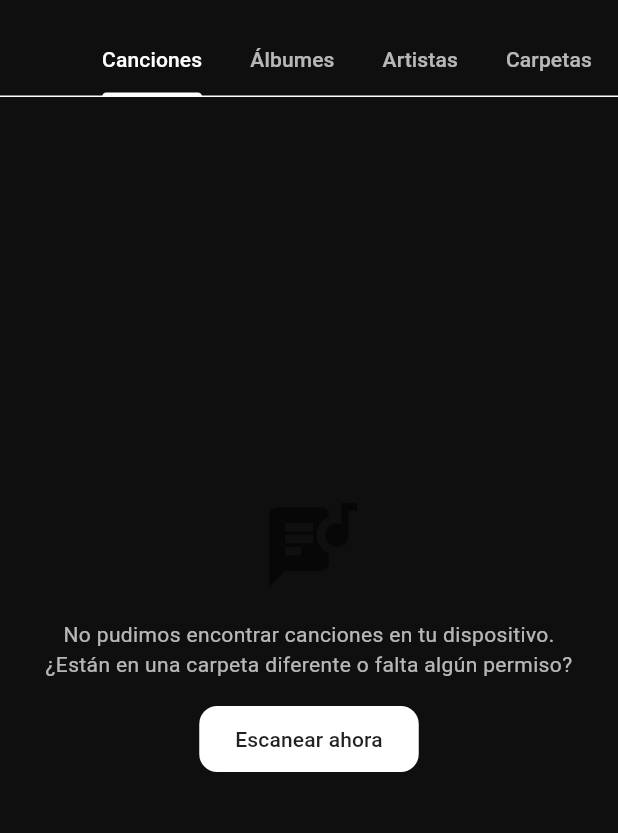
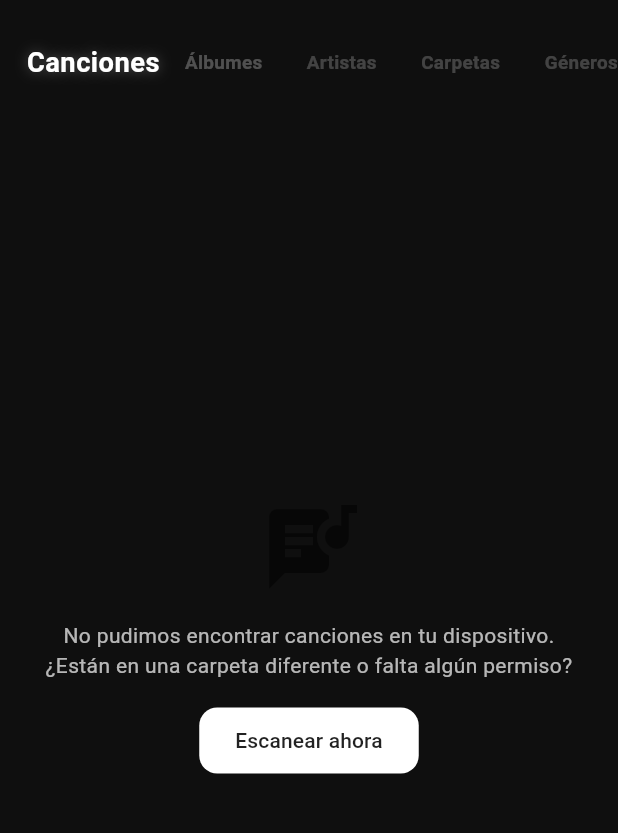
Before and after one commit to leoramzmusic/remuh, a Flutter app: the screen it shows after launch, in the side drawer, after a tap on "Biblioteca", on a phone screen of 412 x 824 dp, the part 59-892 px from its top. Run offline on Flutter 3.47's test engine with Material 3 defaults, Android fonts, the phone set to English and light mode, and no system bars; our stand-ins replace audio_service, auto_size_text, device_info_plus, flutter_cache_manager, flutter_riverpod, image_picker and 8 more; missing offline and left inert: audio_session, flutter_web_auth_2, sqflite_platform_interface; accounts and stored records are empty; statements that could not run were skipped.

Commit message:
feat: introduce library screen with track sorting, view toggles, and initial Spotify integration.

```diff
--- a/lib/presentation/providers/library_helpers.dart
+++ b/lib/presentation/providers/library_helpers.dart
@@ -1,4 +1,5 @@
 import 'package:flutter_riverpod/flutter_riverpod.dart';
+import 'package:shared_preferences/shared_preferences.dart';
 import '../../domain/entities/track.dart';
 import 'library_view_model.dart';
 
@@ -26,10 +27,37 @@ enum SortOption {
   mostPlayed,
 }
 
-/// Provider for sort option
-final sortOptionProvider = StateProvider<SortOption>(
-  (ref) => SortOption.nameAz,
-);
+/// Provider for sort option with persistence
+final sortOptionProvider =
+    StateNotifierProvider<SortOptionNotifier, SortOption>((ref) {
+      return SortOptionNotifier();
+    });
+
+class SortOptionNotifier extends StateNotifier<SortOption> {
+  static const String _keySortOption = 'library_sort_option';
+
+  SortOptionNotifier() : super(SortOption.nameAz) {
+    _loadSortOption();
+  }
+
+  Future<void> _loadSortOption() async {
+    try {
+      final prefs = await SharedPreferences.getInstance();
+      final index = prefs.getInt(_keySortOption);
+      if (index != null && index < SortOption.values.length) {
+        state = SortOption.values[index];
+      }
+    } catch (e) {
+      // Fallback to default
+    }
+  }
+
+  Future<void> setSortOption(SortOption option) async {
+    state = option;
+    final prefs = await SharedPreferences.getInstance();
+    await prefs.setInt(_keySortOption, option.index);
+  }
+}
 
 /// Provider for layout toggle (list vs grid)
 final isGridViewProvider = StateProvider<bool>((ref) => false);
--- a/lib/presentation/providers/playlists_provider.dart
+++ b/lib/presentation/providers/playlists_provider.dart
@@ -290,10 +290,10 @@ class PlaylistsNotifier extends StateNotifier<AsyncValue<List<Playlist>>> {
     }
 
     // B. Individual Exported Playlists
-    for (var sPlaylist in spotifyState.playlists) {
-      final pName = sPlaylist['name'] as String;
-      final imageUrl =
-          (sPlaylist['images'] as List?)?.firstOrNull?['url'] as String?;
+    // B. Individual Exported Playlists
+    for (var sPlaylist in spotifyState.userPlaylists) {
+      final pName = sPlaylist.name;
+      final imageUrl = sPlaylist.coverUrl;
 
       // Count tracks for this specific playlist in our local spotify_tracks db
       final pTracks = allSpotifyTracks.where((t) => t.playlistName == pName);
--- a/lib/presentation/screens/library_screen.dart
+++ b/lib/presentation/screens/library_screen.dart
@@ -8,6 +8,7 @@ import '../providers/playlists_provider.dart';
 import '../widgets/track_artwork.dart';
 import '../widgets/library/folders_view.dart';
 import '../widgets/library/genres_view.dart';
+import '../widgets/spotify_view.dart';
 import '../../domain/entities/playlist.dart';
 import '../providers/customization_provider.dart';
 import '../../core/theme/icon_sets.dart';
@@ -15,13 +16,43 @@ import 'entity_detail_screen.dart';
 import 'player_screen.dart';
 import '../widgets/app_sidebar.dart';
 import '../widgets/track_contextual_menu.dart';
+import '../widgets/marquee_text.dart';
 import '../delegates/library_search_delegate.dart';
+import '../widgets/library/magnifying_tab_bar.dart';
 
-class LibraryScreen extends ConsumerWidget {
+class LibraryScreen extends ConsumerStatefulWidget {
   const LibraryScreen({super.key});
 
   @override
-  Widget build(BuildContext context, WidgetRef ref) {
+  ConsumerState<LibraryScreen> createState() => _LibraryScreenState();
+}
+
+class _LibraryScreenState extends ConsumerState<LibraryScreen>
+    with SingleTickerProviderStateMixin {
+  late TabController _tabController;
+  final List<String> _tabs = [
+    'Canciones',
+    'Álbumes',
+    'Artistas',
+    'Carpetas',
+    'Géneros',
+    'Spotify',
+  ];
+
+  @override
+  void initState() {
+    super.initState();
+    _tabController = TabController(length: _tabs.length, vsync: this);
+  }
+
+  @override
+  void dispose() {
+    _tabController.dispose();
+    super.dispose();
+  }
+
+  @override
+  Widget build(BuildContext context) {
     final libraryState = ref.watch(libraryViewModelProvider);
 
     // Escuchar cambios para mostrar feedback de escaneo
@@ -48,15 +79,10 @@ class LibraryScreen extends ConsumerWidget {
       }
     });
 
-    return DefaultTabController(
-      length: 5,
-      child: Consumer(
-        builder: (context, ref, _) {
     final iconStyle = ref.watch(
       customizationProvider.select((s) => s.iconStyle),
     );
     final icons = AppIconSet.fromStyle(iconStyle);
-
     final isGrid = ref.watch(isGridViewProvider);
 
     return Scaffold(
@@ -94,22 +120,12 @@ class LibraryScreen extends ConsumerWidget {
             icon: const Icon(Icons.refresh_rounded),
             onPressed: libraryState.isScanning
                 ? null
-                      : () => ref
-                            .read(libraryViewModelProvider.notifier)
-                            .scanLibrary(),
+                : () =>
+                      ref.read(libraryViewModelProvider.notifier).scanLibrary(),
             tooltip: 'Actualizar biblioteca',
           ),
         ],
-              bottom: const TabBar(
-                isScrollable: true,
-                tabs: [
-                  Tab(text: 'Canciones'),
-                  Tab(text: 'Álbumes'),
-                  Tab(text: 'Artistas'),
-                  Tab(text: 'Carpetas'),
-                  Tab(text: 'Géneros'),
-                ],
-              ),
+        bottom: MagnifyingTabBar(controller: _tabController, tabs: _tabs),
       ),
       body: RefreshIndicator(
         onRefresh: () {
@@ -119,22 +135,19 @@ class LibraryScreen extends ConsumerWidget {
               duration: Duration(seconds: 2),
             ),
           );
-                return ref
-                    .read(libraryViewModelProvider.notifier)
-                    .scanLibrary();
+          return ref.read(libraryViewModelProvider.notifier).scanLibrary();
         },
         child: TabBarView(
+          controller: _tabController,
           children: [
             _buildTracksList(context, ref, libraryState, icons),
             _buildAlbumsList(context, ref, libraryState, icons),
             _buildArtistsList(context, ref, libraryState, icons),
             const FoldersView(),
             const GenresView(),
+            const SpotifyView(),
           ],
         ),
-            ),
-          );
-        },
       ),
     );
   }
@@ -171,11 +184,74 @@ class LibraryScreen extends ConsumerWidget {
             crossAxisAlignment: CrossAxisAlignment.start,
             children: [
               Row(
-                mainAxisAlignment: MainAxisAlignment.spaceBetween,
                 children: [
-                  // Shuffle icon + label
-                  // Shuffle button with visual feedback
-                  Consumer(
+                  // Play button with current sort label
+                  Expanded(
+                    child: Consumer(
+                      builder: (context, ref, _) {
+                        final sortOption = ref.watch(sortOptionProvider);
+                        final label = getSortLabel(sortOption).toUpperCase();
+                        final primaryColor = Theme.of(
+                          context,
+                        ).colorScheme.primary;
+
+                        return Material(
+                          color: primaryColor.withValues(alpha: 0.1),
+                          borderRadius: BorderRadius.circular(12),
+                          child: InkWell(
+                            onTap: () {
+                              final notifier = ref.read(
+                                audioPlayerProvider.notifier,
+                              );
+                              if (tracks.isNotEmpty) {
+                                notifier.loadPlaylist(tracks, 0);
+                                Navigator.push(
+                                  context,
+                                  MaterialPageRoute(
+                                    builder: (context) => const PlayerScreen(),
+                                  ),
+                                );
+                              }
+                            },
+                            borderRadius: BorderRadius.circular(12),
+                            child: Padding(
+                              padding: const EdgeInsets.symmetric(
+                                horizontal: 12,
+                                vertical: 10,
+                              ),
+                              child: Row(
+                                mainAxisAlignment: MainAxisAlignment.center,
+                                children: [
+                                  Icon(
+                                    Icons.play_arrow_rounded,
+                                    color: primaryColor,
+                                    size: 24,
+                                  ),
+                                  const SizedBox(width: 8),
+                                  Flexible(
+                                    child: MarqueeText(
+                                      text: 'REPRODUCIR ($label)',
+                                      height: 20,
+                                      style: TextStyle(
+                                        color: primaryColor,
+                                        fontWeight: FontWeight.bold,
+                                        letterSpacing: 1.0,
+                                        fontSize: 11,
+                                      ),
+                                    ),
+                                  ),
+                                ],
+                              ),
+                            ),
+                          ),
+                        );
+                      },
+                    ),
+                  ),
+                  const SizedBox(width: 12),
+                  // Shuffle button
+                  Expanded(
+                    child: Consumer(
                       builder: (context, ref, _) {
                         final isShuffleActive = ref.watch(
                           audioPlayerProvider.select((s) => s.shuffleMode),
@@ -187,7 +263,7 @@ class LibraryScreen extends ConsumerWidget {
                         return Material(
                           color: isShuffleActive
                               ? primaryColor.withValues(alpha: 0.15)
-                            : Colors.transparent,
+                              : Colors.white.withValues(alpha: 0.05),
                           borderRadius: BorderRadius.circular(12),
                           child: InkWell(
                             onTap: () {
@@ -229,9 +305,10 @@ class LibraryScreen extends ConsumerWidget {
                             child: Padding(
                               padding: const EdgeInsets.symmetric(
                                 horizontal: 12,
-                              vertical: 8,
+                                vertical: 10,
                               ),
                               child: Row(
+                                mainAxisAlignment: MainAxisAlignment.center,
                                 children: [
                                   Icon(
                                     Icons.shuffle,
@@ -242,14 +319,14 @@ class LibraryScreen extends ConsumerWidget {
                                   ),
                                   const SizedBox(width: 8),
                                   Text(
-                                  'REPRODUCCIÓN ALEATORIA',
+                                    'ALEATORIO',
                                     style: TextStyle(
                                       color: isShuffleActive
                                           ? primaryColor
                                           : Colors.white,
                                       fontWeight: FontWeight.bold,
-                                    letterSpacing: 1.2,
-                                    fontSize: 13,
+                                      letterSpacing: 1.0,
+                                      fontSize: 11,
                                     ),
                                   ),
                                 ],
@@ -259,8 +336,9 @@ class LibraryScreen extends ConsumerWidget {
                         );
                       },
                     ),
-
-                  // Ordenar icono con combo desplegable
+                  ),
+                  const SizedBox(width: 8),
+                  // Sort icon Button
                   Consumer(
                     builder: (context, ref, _) {
                       return PopupMenuButton<SortOption>(
@@ -269,7 +347,9 @@ class LibraryScreen extends ConsumerWidget {
                           color: Colors.white70,
                         ),
                         onSelected: (option) {
-                          ref.read(sortOptionProvider.notifier).state = option;
+                          ref
+                              .read(sortOptionProvider.notifier)
+                              .setSortOption(option);
                         },
                         itemBuilder: (context) => [
                           const PopupMenuItem(
--- /dev/null
+++ b/lib/presentation/widgets/library/magnifying_tab_bar.dart
@@ -0,0 +1,88 @@
+import 'package:flutter/material.dart';
+
+class MagnifyingTabBar extends StatelessWidget implements PreferredSizeWidget {
+  final TabController controller;
+  final List<String> tabs;
+  final Color? selectedColor;
+  final Color? unselectedColor;
+
+  const MagnifyingTabBar({
+    super.key,
+    required this.controller,
+    required this.tabs,
+    this.selectedColor,
+    this.unselectedColor,
+  });
+
+  @override
+  Size get preferredSize => const Size.fromHeight(50);
+
+  @override
+  Widget build(BuildContext context) {
+    final theme = Theme.of(context);
+    final activeColor = selectedColor ?? theme.colorScheme.primary;
+    final inactiveColor = unselectedColor ?? Colors.white54;
+
+    return SizedBox(
+      height: preferredSize.height,
+      child: AnimatedBuilder(
+        animation: controller.animation!,
+        builder: (context, child) {
+          return SingleChildScrollView(
+            scrollDirection: Axis.horizontal,
+            padding: const EdgeInsets.symmetric(horizontal: 16),
+            child: Row(
+              children: List.generate(tabs.length, (index) {
+                // Calculate distance from current focus [0.0, 1.0]
+                double distance = (controller.animation!.value - index).abs();
+
+                // Scale effect (1.3 for active, 0.9 for distant)
+                double scale = (1.3 - (distance * 0.4)).clamp(0.9, 1.3);
+
+                // Opacity effect
+                double opacity = (1.0 - (distance * 0.5)).clamp(0.4, 1.0);
+
+                // Color lerp
+                double colorWeight = (1.0 - distance).clamp(0.0, 1.0);
+                Color color = Color.lerp(
+                  inactiveColor,
+                  activeColor,
+                  colorWeight,
+                )!;
+
+                return GestureDetector(
+                  onTap: () => controller.animateTo(index),
+                  child: Padding(
+                    padding: const EdgeInsets.symmetric(horizontal: 12),
+                    child: Transform.scale(
+                      scale: scale,
+                      child: Opacity(
+                        opacity: opacity,
+                        child: Text(
+                          tabs[index],
+                          style: TextStyle(
+                            color: color,
+                            fontWeight: FontWeight.bold,
+                            fontSize: 14,
+                            shadows: distance < 0.5
+                                ? [
+                                    Shadow(
+                                      color: activeColor.withValues(alpha: 0.3),
+                                      blurRadius: 10 * (1 - distance),
+                                    ),
+                                  ]
+                                : null,
+                          ),
+                        ),
+                      ),
+                    ),
+                  ),
+                );
+              }),
+            ),
+          );
+        },
+      ),
+    );
+  }
+}
```
Also changed, not shown: lib/domain/entities/spotify_playlist.dart (added, +40 -0 lines), lib/presentation/providers/spotify_provider.dart (+39 -7 lines), lib/presentation/screens/spotify_sync_screen.dart (+8 -9 lines), lib/presentation/widgets/spotify_view.dart (added, +257 -0 lines), lib/services/spotify_service.dart (+53 -1 lines). Lines whose indentation alone changed are shown as unchanged.
